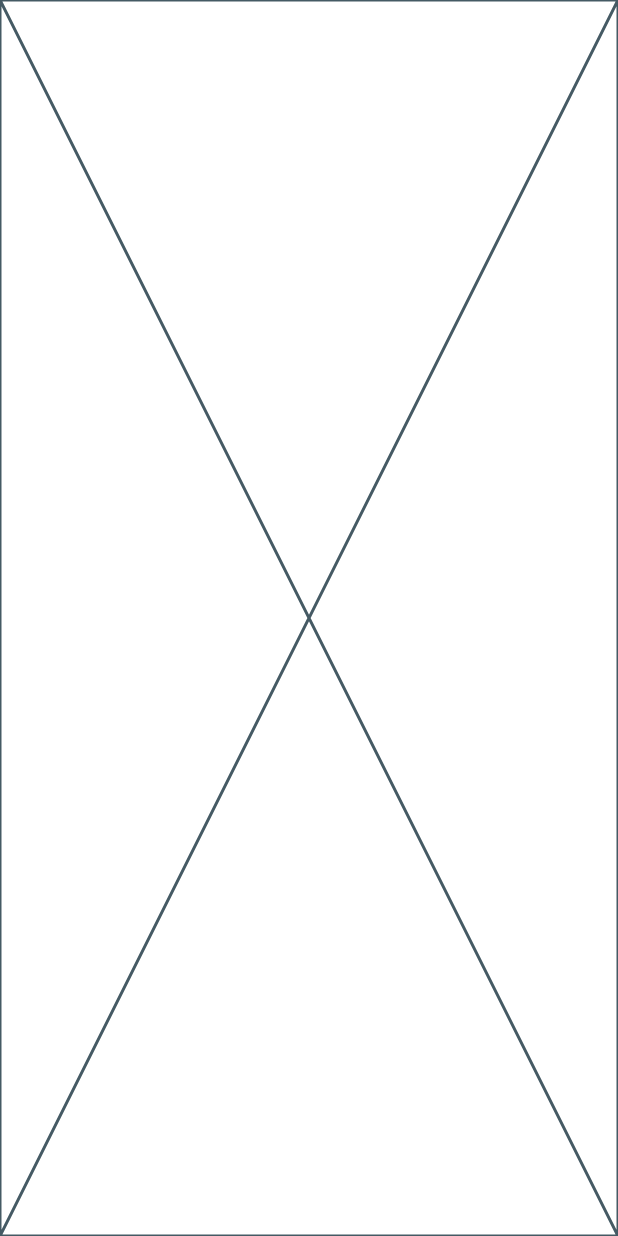
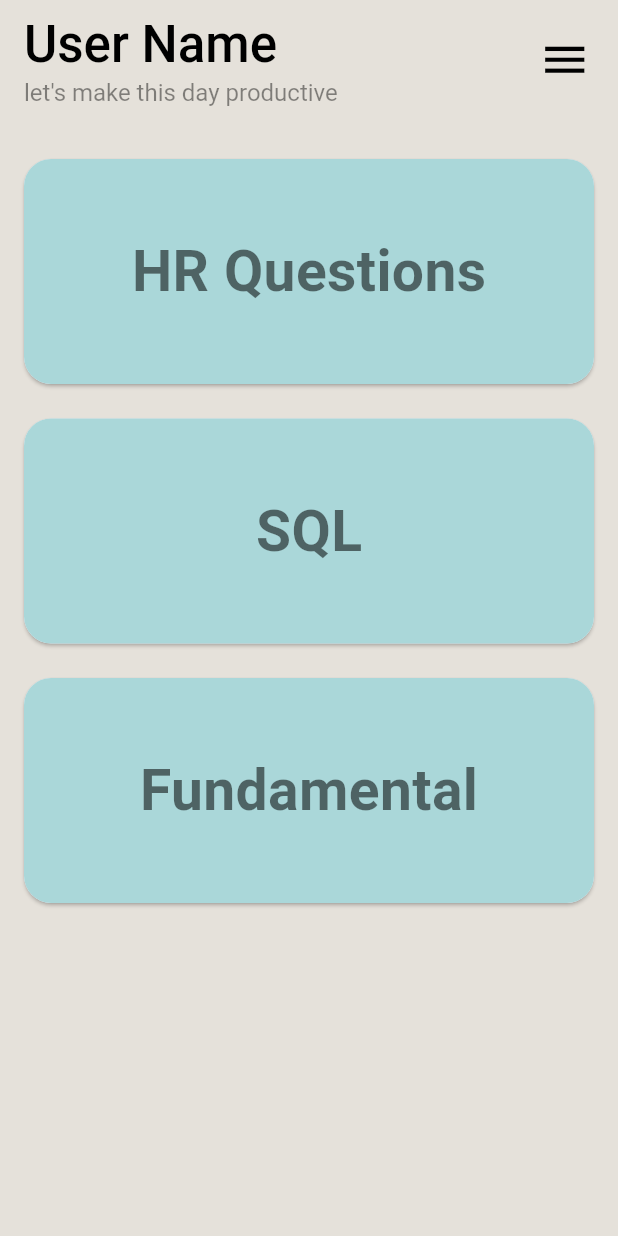
Before and after one commit to NamanGajera/quiz_app, a Flutter app: the screen it shows after launch, after a tap on "Login", on a phone screen of 412 x 824 dp. Run offline on Flutter 3.47's test engine with Material 3 defaults, Android fonts, the phone set to English and light mode, and no system bars; our stand-ins replace firebase_core; accounts and stored records are empty.

Commit message:
Ui completed

```diff
--- a/lib/main.dart
+++ b/lib/main.dart
@@ -1,7 +1,13 @@
+import 'package:firebase_core/firebase_core.dart';
 import 'package:flutter/material.dart';
+import 'package:quiz_app/firebase_options.dart';
 import 'screens/auth_screens/splash_screen/splash_screen.dart';
 
-void main() {
+void main() async {
+  WidgetsFlutterBinding.ensureInitialized();
+  await Firebase.initializeApp(
+    options: DefaultFirebaseOptions.currentPlatform,
+  );
   runApp(const Main());
 }
 
--- a/lib/screens/home_screens/home_screen.dart
+++ b/lib/screens/home_screens/home_screen.dart
@@ -1,10 +1,123 @@
 import 'package:flutter/material.dart';
+import 'package:quiz_app/const/colors.dart';
+import 'package:quiz_app/screens/home_screens/questions_screen.dart';
 
 class HomeScreen extends StatelessWidget {
   const HomeScreen({super.key});
 
   @override
   Widget build(BuildContext context) {
-    return const Placeholder();
+    List queCategories = [
+      'HR Questions',
+      'SQL',
+      'Fundamental',
+    ];
+    return SafeArea(
+      child: Scaffold(
+        backgroundColor: backgroundColor,
+        appBar: AppBar(
+          backgroundColor: backgroundColor,
+          elevation: 0,
+          toolbarHeight: 80,
+          title: const Column(
+            crossAxisAlignment: CrossAxisAlignment.start,
+            children: [
+              Text(
+                'User Name',
+                style: TextStyle(
+                    fontSize: 34,
+                    fontWeight: FontWeight.w500,
+                    color: Colors.black),
+              ),
+              Text(
+                'let\'s make this day productive',
+                style: TextStyle(
+                  fontSize: 16,
+                  color: Colors.black45,
+                ),
+              ),
+            ],
+          ),
+          actions: [
+            PopupMenuButton(
+              color: backgroundColor,
+              icon: const Icon(
+                Icons.menu,
+                color: Colors.black,
+              ),
+              iconSize: 35,
+              itemBuilder: (context) => [
+                const PopupMenuItem(
+                  value: 1,
+                  child: Text('About us'),
+                ),
+                const PopupMenuItem(
+                  value: 1,
+                  child: Text('Contact us'),
+                ),
+                const PopupMenuItem(
+                  value: 1,
+                  child: Text('Logout'),
+                ),
+              ],
+            ),
+            const SizedBox(width: 10),
+          ],
+        ),
+        body: Padding(
+          padding: EdgeInsets.all(12.0),
+          child: Column(
+            crossAxisAlignment: CrossAxisAlignment.start,
+            children: [
+              SizedBox(height: 10),
+              Expanded(
+                child: ListView.separated(
+                  itemBuilder: (context, index) {
+                    return GestureDetector(
+                      onTap: () {
+                        Navigator.push(
+                          context,
+                          MaterialPageRoute(
+                            builder: (context) => QuestionsScreen(
+                              title: queCategories[index],
+                            ),
+                          ),
+                        );
+                      },
+                      child: Card(
+                        shape: RoundedRectangleBorder(
+                          borderRadius: BorderRadius.circular(18),
+                        ),
+                        child: Container(
+                          alignment: Alignment.center,
+                          height: 150,
+                          width: double.infinity,
+                          decoration: BoxDecoration(
+                            color: primaryColor2,
+                            borderRadius: BorderRadius.circular(18),
+                          ),
+                          child: Text(
+                            queCategories[index],
+                            style: TextStyle(
+                              fontSize: 38,
+                              color: Colors.black54,
+                              fontWeight: FontWeight.w600,
+                            ),
+                          ),
+                        ),
+                      ),
+                    );
+                  },
+                  separatorBuilder: (context, index) {
+                    return const SizedBox(height: 15);
+                  },
+                  itemCount: 3,
+                ),
+              ),
+            ],
+          ),
+        ),
+      ),
+    );
   }
 }
--- a/pubspec.yaml
+++ b/pubspec.yaml
@@ -35,6 +35,9 @@ dependencies:
   # The following adds the Cupertino Icons font to your application.
   # Use with the CupertinoIcons class for iOS style icons.
   cupertino_icons: ^1.0.2
+  firebase_core: ^2.24.2
+  firebase_auth: ^4.16.0
+  cloud_firestore: ^4.14.0
 
 dev_dependencies:
   flutter_test:
```
Also changed, not shown: lib/screens/home_screens/questions_screen.dart (added, +78 -0 lines), lib/firebase_options.dart (added), pubspec.lock, 9 other files.
